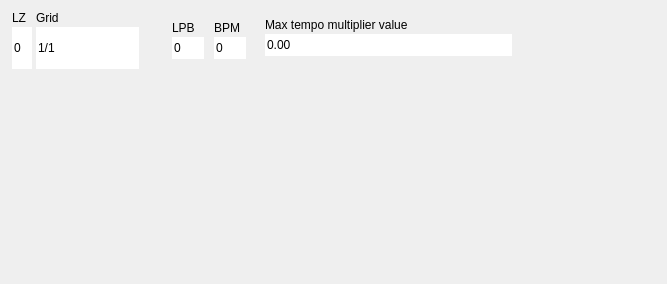
Qt form Qt/qt4_upperleft_widget.ui (kmatheussen/radium) before a commit.
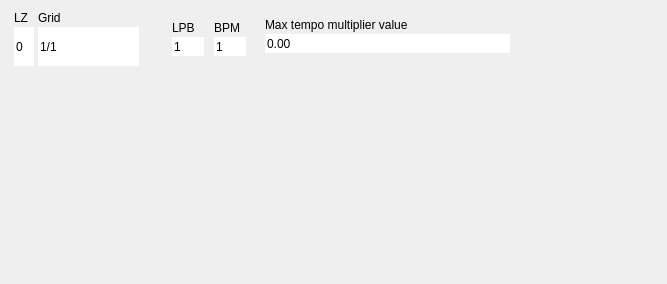
The same form after that commit.

What changed in the file:
```diff
--- a/Qt/qt4_upperleft_widget.ui
+++ b/Qt/qt4_upperleft_widget.ui
@@ -39,10 +39,10 @@
      <number>1</number>
     </property>
     <property name="rightMargin">
-     <number>2</number>
+     <number>4</number>
     </property>
     <property name="bottomMargin">
-     <number>1</number>
+     <number>4</number>
     </property>
     <item>
      <widget class="QLabel" name="LPBlabel_2">
@@ -65,6 +65,12 @@
       <property name="buttonSymbols">
        <enum>QAbstractSpinBox::NoButtons</enum>
       </property>
+      <property name="minimum">
+       <double>0.000000000000000</double>
+      </property>
+      <property name="maximum">
+       <double>1000.000000000000000</double>
+      </property>
      </widget>
     </item>
    </layout>
@@ -80,7 +86,7 @@
    </property>
    <layout class="QGridLayout" name="gridLayout" columnstretch="0,0,0">
     <property name="leftMargin">
-     <number>2</number>
+     <number>4</number>
     </property>
     <property name="topMargin">
      <number>1</number>
@@ -89,7 +95,7 @@
      <number>2</number>
     </property>
     <property name="bottomMargin">
-     <number>1</number>
+     <number>4</number>
     </property>
     <property name="horizontalSpacing">
      <number>4</number>
@@ -201,7 +207,7 @@
      <number>2</number>
     </property>
     <property name="bottomMargin">
-     <number>1</number>
+     <number>4</number>
     </property>
     <item>
      <widget class="QLabel" name="LPBlabel">
@@ -224,6 +230,12 @@
       <property name="buttonSymbols">
        <enum>QAbstractSpinBox::NoButtons</enum>
       </property>
+      <property name="minimum">
+       <number>1</number>
+      </property>
+      <property name="maximum">
+       <number>999999</number>
+      </property>
      </widget>
     </item>
    </layout>
@@ -251,7 +263,7 @@
      <number>2</number>
     </property>
     <property name="bottomMargin">
-     <number>1</number>
+     <number>4</number>
     </property>
     <item>
      <widget class="QLabel" name="BPMlabel">
@@ -274,6 +286,12 @@
       <property name="buttonSymbols">
        <enum>QAbstractSpinBox::NoButtons</enum>
       </property>
+      <property name="minimum">
+       <number>1</number>
+      </property>
+      <property name="maximum">
+       <number>999999</number>
+      </property>
      </widget>
     </item>
    </layout>
```
